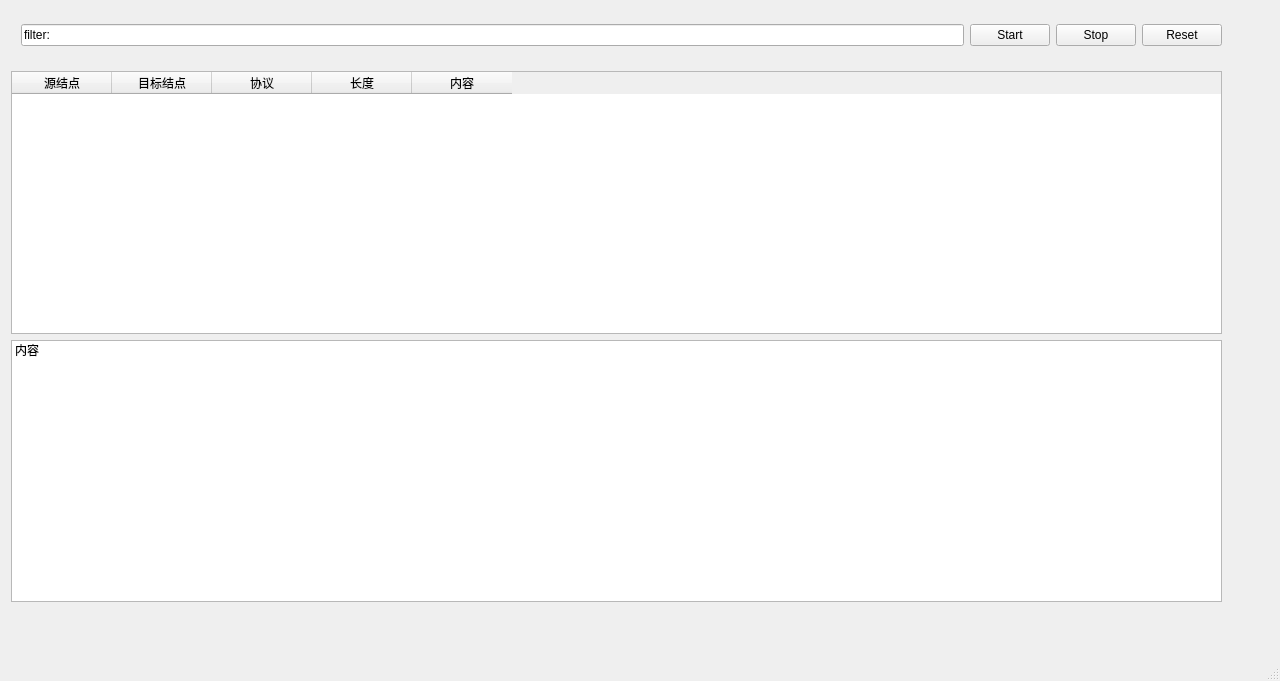
Old version of the form pages/mainpage.ui in the repository XinyiYuan/EasySniffer.
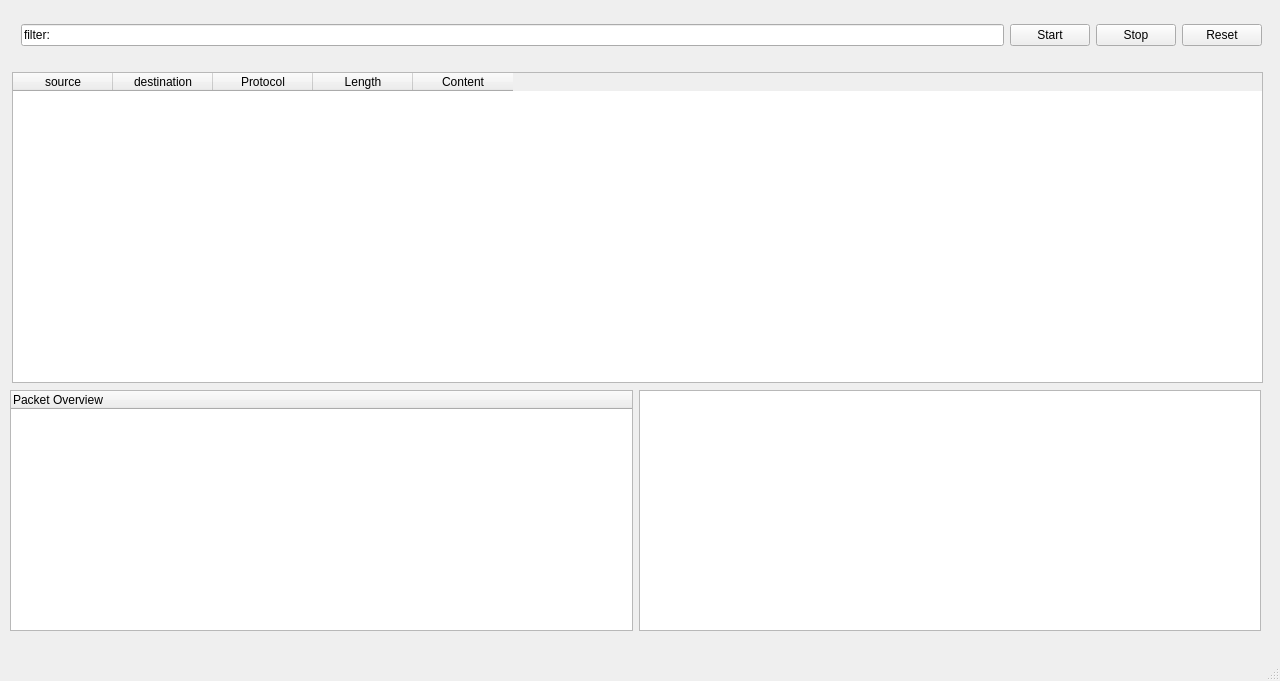
New version of the form.

What changed in the file:
```diff
--- a/pages/mainpage.ui
+++ b/pages/mainpage.ui
@@ -14,12 +14,12 @@
    <string>MainWindow</string>
   </property>
   <widget class="QWidget" name="centralwidget">
-   <widget class="QWidget" name="">
+   <widget class="QWidget" name="layoutWidget">
     <property name="geometry">
      <rect>
       <x>21</x>
       <y>10</y>
-      <width>1201</width>
+      <width>1241</width>
       <height>51</height>
      </rect>
     </property>
@@ -54,53 +54,62 @@
      </item>
     </layout>
    </widget>
-   <widget class="QWidget" name="">
+   <widget class="QTableWidget" name="packetList">
     <property name="geometry">
      <rect>
-      <x>11</x>
-      <y>71</y>
-      <width>1211</width>
-      <height>531</height>
+      <x>12</x>
+      <y>72</y>
+      <width>1251</width>
+      <height>311</height>
      </rect>
     </property>
-    <layout class="QVBoxLayout" name="verticalLayout">
+    <column>
+     <property name="text">
+      <string>source</string>
+     </property>
+    </column>
+    <column>
+     <property name="text">
+      <string>destination</string>
+     </property>
+    </column>
+    <column>
+     <property name="text">
+      <string>Protocol</string>
+     </property>
+    </column>
+    <column>
+     <property name="text">
+      <string>Length</string>
+     </property>
+    </column>
+    <column>
+     <property name="text">
+      <string>Content</string>
+     </property>
+    </column>
+   </widget>
+   <widget class="QWidget" name="layoutWidget">
+    <property name="geometry">
+     <rect>
+      <x>10</x>
+      <y>390</y>
+      <width>1251</width>
+      <height>241</height>
+     </rect>
+    </property>
+    <layout class="QHBoxLayout" name="horizontalLayout_2">
      <item>
-      <widget class="QTableWidget" name="packetList">
+      <widget class="QTreeWidget" name="packetOverview">
        <column>
         <property name="text">
-         <string>源结点</string>
-        </property>
-       </column>
-       <column>
-        <property name="text">
-         <string>目标结点</string>
-        </property>
-       </column>
-       <column>
-        <property name="text">
-         <string>协议</string>
-        </property>
-       </column>
-       <column>
-        <property name="text">
-         <string>长度</string>
-        </property>
-       </column>
-       <column>
-        <property name="text">
-         <string>内容</string>
+         <string notr="true">Packet Overview</string>
         </property>
        </column>
       </widget>
      </item>
      <item>
-      <widget class="QListWidget" name="packetInfo">
-       <item>
-        <property name="text">
-         <string>内容</string>
-        </property>
-       </item>
-      </widget>
+      <widget class="QTextEdit" name="packetContent"/>
      </item>
     </layout>
    </widget>
```
Left out of the diff: 57 changed lines with no effect on the pictures.
